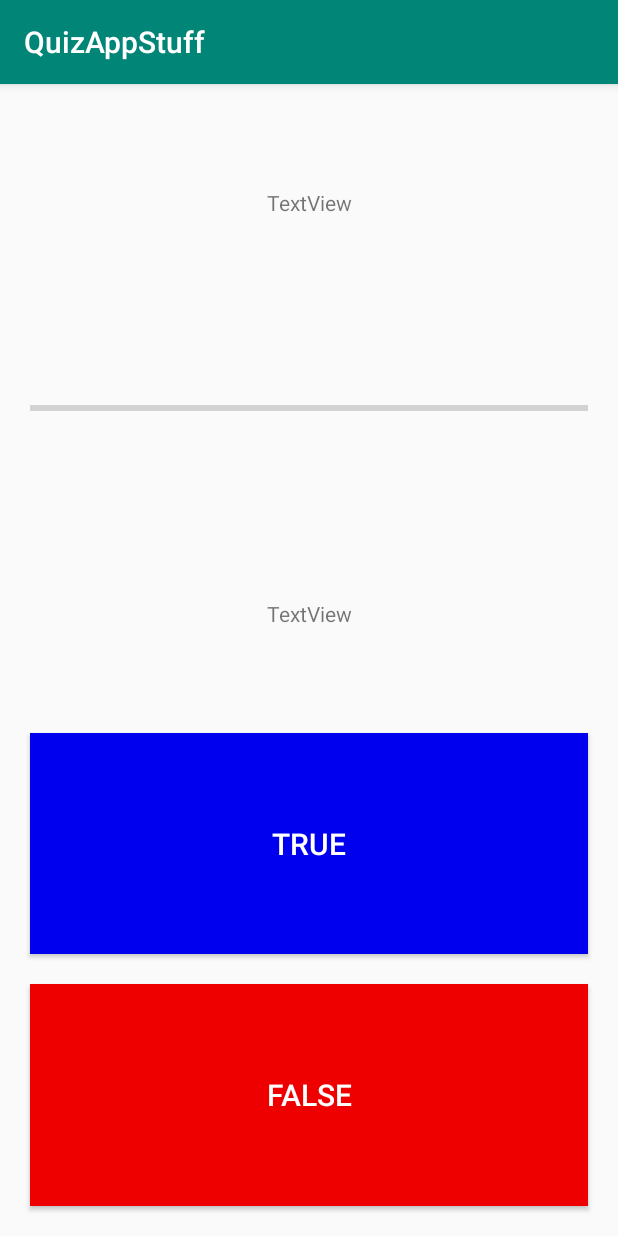
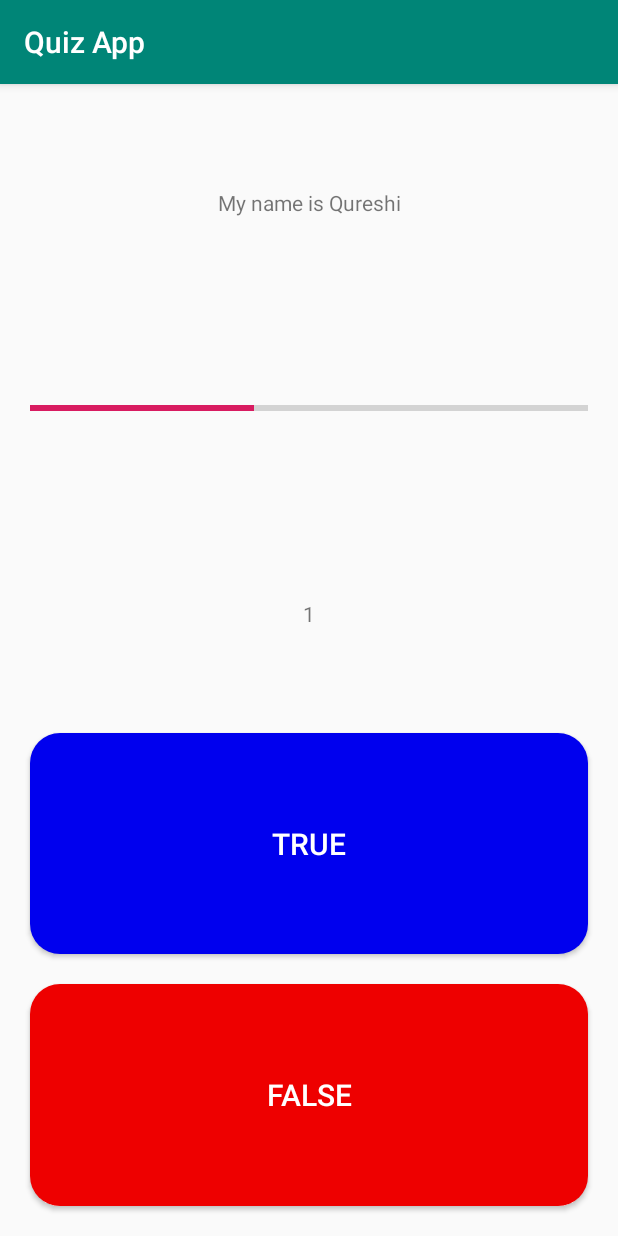
Before and after one commit to Quadrified/Android-Training, an Android app: the screen it shows after launch (MainActivity), after a tap on "FALSE", on a phone screen of 412 x 824 dp. Run offline under Robolectric (Android 15) with nearby library versions, the phone set to English and light mode, and no system bars; 1 other tap on this screen came first.

Commit message:
Added Quiz App

```diff
--- a/Projects/QuizAppStuff/app/src/main/java/com/quadri/quizappstuff/MainActivity.java
+++ b/Projects/QuizAppStuff/app/src/main/java/com/quadri/quizappstuff/MainActivity.java
@@ -1,50 +1,186 @@
 package com.quadri.quizappstuff;
 
+import androidx.appcompat.app.AlertDialog;
 import androidx.appcompat.app.AppCompatActivity;
 
+import android.content.DialogInterface;
 import android.os.Bundle;
 import android.util.Log;
 import android.view.View;
 import android.widget.Button;
+import android.widget.ProgressBar;
+import android.widget.TextView;
+import android.widget.Toast;
+
+/* This class is the Controller in MVC */
 
 public class MainActivity extends AppCompatActivity {
 
+    private final String SCORE_KEY = "SCORE";
+    private final String INDEX_KEY = "INDEX";
+
+    private TextView mTxtQuestion, mStats;
+    private ProgressBar mProgressbar;
+    private Button btnTrue;
+    private Button btnFalse;
+    private int mQuestionIndex; // Initial value: 0
+    private int mQuizQuestion;
+    private int mUserScore;
+
+    private QuizModel[] questionCollection = new QuizModel[]{
+
+            new QuizModel(R.string.q1, true),
+            new QuizModel(R.string.q2, true),
+            new QuizModel(R.string.q3, false),
+            new QuizModel(R.string.q4, false),
+            new QuizModel(R.string.q5, true),
+    };
+
+    final int USER_PROGRESS = (int) Math.ceil(100.00 / questionCollection.length);
+
     @Override
     protected void onCreate (Bundle savedInstanceState) {
+
         super.onCreate(savedInstanceState);
         setContentView(R.layout.activity_main);
 
-        Button btnTrue = findViewById(R.id.btnTrue);
-        Button btnFalse = findViewById(R.id.btnFalse);
+        if(savedInstanceState != null) {
 
-        /* Explicitly creating OnClickEvent */
+            mUserScore     = savedInstanceState.getInt(SCORE_KEY);
+            mQuestionIndex = savedInstanceState.getInt(INDEX_KEY);
+        } else {
 
-//        View.OnClickListener myClick = new View.OnClickListener() {
-//            @Override
-//            public void onClick (View v) {
-//
-//                if(v.getId() == R.id.btnTrue) {
-//                    Log.i("Listener", "True clicked");
-//
-//                } else {
-//                    Log.i("Listener", "False clicked");
-//                }
-//            }
-//        };
+            mUserScore     = 0;
+            mQuestionIndex = 0;
+        }
+
+        Toast.makeText(this, "Lifecycle method \n 'onCreate()' is called", Toast.LENGTH_SHORT).show();
+
+        mTxtQuestion = findViewById(R.id.textQuestions);
+        btnTrue      = findViewById(R.id.btnTrue);
+        btnFalse     = findViewById(R.id.btnFalse);
+        mProgressbar = findViewById(R.id.progressBar);
+        mStats       = findViewById(R.id.txtStats);
+
+        QuizModel q1 = questionCollection[ mQuestionIndex ];
+        mQuizQuestion = q1.getmQuestion();
+        mTxtQuestion.setText(mQuizQuestion);
+
+        mStats.setText(mUserScore + "");
 
         /* An ANONYMOUS OnClickListener i.e., Creating OnClickListener on the spot */
 
         btnTrue.setOnClickListener(new View.OnClickListener() {
             @Override
             public void onClick (View v) {
-                Log.i("Listener", "True clicked");
+
+                evaluateAnswers(true);
+                changeQuestion();
             }
         });
         btnFalse.setOnClickListener(new View.OnClickListener() {
             @Override
             public void onClick (View v) {
-                Log.i("Listener", "False clicked");
+
+                evaluateAnswers(false);
+                changeQuestion();
             }
         });
     }
+
+    private void changeQuestion () {
+
+        mQuestionIndex = (mQuestionIndex + 1) % 5; // To loop inside the quiz question list. % by 5 because we got 5 questions
+
+        if(mQuestionIndex == 0) {
+
+            /* After reaching the last question */
+
+            AlertDialog.Builder quizAlert = new AlertDialog.Builder(this); // Creating an alert
+
+            quizAlert.setCancelable(false); // Disabling the alert to go away on tapping the empty spaces on app
+
+            quizAlert.setTitle("Quiz has finished!");
+
+            quizAlert.setMessage("Your score is: " + mUserScore);
+
+            quizAlert.setPositiveButton("Finish Quiz", new DialogInterface.OnClickListener() {
+                @Override
+                public void onClick (DialogInterface dialog, int which) {
+                    finish();
+                }
+            });
+            quizAlert.show();
+        }
+
+        mQuizQuestion = questionCollection[ mQuestionIndex ].getmQuestion();
+
+        mTxtQuestion.setText(mQuizQuestion); // Setting next question
+
+        /* Feedback to user */
+
+        mProgressbar.incrementProgressBy(USER_PROGRESS); // Showing Progress in Progress Bar
+
+        mStats.setText(mUserScore + ""); // Showing user score on screen
+
+    }
+
+    private void evaluateAnswers (boolean userGuess) {
+
+        boolean currentQuestionAnswer = questionCollection[ mQuestionIndex ].ismAnswer();
+
+        if(currentQuestionAnswer == userGuess) {
+
+            Toast.makeText(MainActivity.this, R.string.correct_toast_message, Toast.LENGTH_LONG).show();
+
+            mUserScore = mUserScore + 1;
+
+        } else {
+
+            Toast.makeText(MainActivity.this, R.string.incorrect_toast_message, Toast.LENGTH_LONG).show();
+
+        }
+    }
+
+    // Android Lifecycle methods
+
+    @Override
+    protected void onStart () {
+        super.onStart();
+        Toast.makeText(this, " Lifecycle method \n 'onStart()' is called", Toast.LENGTH_SHORT).show();
+    }
+
+    @Override
+    protected void onResume () {
+        super.onResume();
+        Toast.makeText(this, " Lifecycle method \n  'onResume()' is called", Toast.LENGTH_SHORT).show();
+
+    }
+
+    @Override
+    protected void onPause () {
+        super.onPause();
+        Toast.makeText(this, " Lifecycle method \n 'onPause()' is called", Toast.LENGTH_SHORT).show();
+    }
+
+    @Override
+    protected void onStop () {
+        super.onStop();
+        Toast.makeText(this, "Lifecycle method \n 'onStop()' is called", Toast.LENGTH_SHORT).show();
+
+    }
+
+    @Override
+    protected void onDestroy () {
+        super.onDestroy();
+        Toast.makeText(this, "Lifecycle method \n 'onDestroy()' is called", Toast.LENGTH_SHORT).show();
+    }
+
+    @Override
+    protected void onSaveInstanceState (Bundle outState) {
+        super.onSaveInstanceState(outState);
+
+        outState.putInt(SCORE_KEY, mUserScore);
+        outState.putInt(INDEX_KEY, mQuestionIndex);
+    }
 }
--- /dev/null
+++ b/Projects/QuizAppStuff/app/src/main/java/com/quadri/quizappstuff/QuizModel.java
@@ -0,0 +1,28 @@
+package com.quadri.quizappstuff;
+
+public class QuizModel {
+
+    private int mQuestion;
+    private boolean mAnswer;
+
+    public QuizModel (int mQuestion, boolean mAnswer) {
+        this.mQuestion = mQuestion;
+        this.mAnswer   = mAnswer;
+    }
+
+    public int getmQuestion () {
+        return mQuestion;
+    }
+
+    public void setmQuestion (int mQuestion) {
+        this.mQuestion = mQuestion;
+    }
+
+    public boolean ismAnswer () {
+        return mAnswer;
+    }
+
+    public void setmAnswer (boolean mAnswer) {
+        this.mAnswer = mAnswer;
+    }
+}
--- /dev/null
+++ b/Projects/QuizAppStuff/app/src/main/res/drawable/redbutton.xml
@@ -0,0 +1,10 @@
+<?xml version="1.0" encoding="utf-8"?>
+<selector xmlns:android="http://schemas.android.com/apk/res/android">
+    <item>
+        <shape android:shape="rectangle">
+            <corners android:radius="20dp" />
+            <solid android:color="#ee0000" />
+            <padding android:bottom="4dp" android:left="4dp" android:right="4dp" android:top="4dp" />
+        </shape>
+    </item>
+</selector>
--- /dev/null
+++ b/Projects/QuizAppStuff/app/src/main/res/drawable/shapes.xml
@@ -0,0 +1,10 @@
+<?xml version="1.0" encoding="utf-8"?>
+<selector xmlns:android="http://schemas.android.com/apk/res/android">
+    <item android:state_pressed="false">
+        <shape android:shape="rectangle">
+            <corners android:radius="20dp" />
+            <solid android:color="#0000ee" />
+            <padding android:bottom="4dp" android:left="4dp" android:right="4dp" android:top="4dp" />
+        </shape>
+    </item>
+</selector>
--- a/Projects/QuizAppStuff/app/src/main/res/layout/activity_main.xml
+++ b/Projects/QuizAppStuff/app/src/main/res/layout/activity_main.xml
@@ -10,7 +10,7 @@
     tools:context=".MainActivity">
 
     <TextView
-        android:id="@+id/topTxt"
+        android:id="@+id/textQuestions"
         android:layout_width="match_parent"
         android:layout_height="wrap_content"
         android:layout_margin="10dp"
@@ -27,13 +27,13 @@
         android:layout_weight="1" />
 
     <TextView
-        android:id="@+id/textView2"
+        android:id="@+id/txtStats"
         android:layout_width="match_parent"
         android:layout_height="wrap_content"
         android:layout_margin="10dp"
         android:layout_weight="1"
         android:gravity="center|center_horizontal|center_vertical"
-        android:text="TextView" />
+        android:text="@string/first_score_text" />
 
     <Button
         android:id="@+id/btnTrue"
@@ -41,11 +41,10 @@
         android:layout_height="wrap_content"
         android:layout_margin="10dp"
         android:layout_weight="1"
-        android:background="#0000ee"
+        android:background="@drawable/shapes"
         android:text="True"
         android:textColor="#FFF"
-        android:textSize="20sp"
-        />
+        android:textSize="20sp" />
 
     <Button
         android:id="@+id/btnFalse"
@@ -53,7 +52,7 @@
         android:layout_height="wrap_content"
         android:layout_margin="10dp"
         android:layout_weight="1"
-        android:background="#ee0000"
+        android:background="@drawable/redbutton"
         android:text="False"
         android:textColor="#FFF"
         android:textSize="20sp" />
--- a/Projects/QuizAppStuff/app/src/main/res/values/strings.xml
+++ b/Projects/QuizAppStuff/app/src/main/res/values/strings.xml
@@ -1,3 +1,16 @@
 <resources>
-    <string name="app_name">QuizAppStuff</string>
+    <string name="app_name">Quiz App</string>
+
+    <string name="correct_text">Correct! :D</string>
+    <string name="incorrect_text">Incorrect! Try again :(</string>
+    <string name="first_score_text">0/5</string>
+    <string name="correct_toast_message">Yay! That is correct!</string>
+    <string name="incorrect_toast_message">Oops,That is incorrect!</string>
+
+    <string name="q1">Animals that lay eggs don\'t have belly buttons</string>
+    <string name="q2">Slugs have four noses</string>
+    <string name="q3">My name is Qureshi</string>
+    <string name="q4">Ritesh is a \"Scientist\"</string>
+    <string name="q5">Phani is PhaniBoi</string>
+
 </resources>
```
Also changed, not shown: Projects/QuizAppStuff/app/src/main/res/shape.xml (added, +11 -0 lines).
